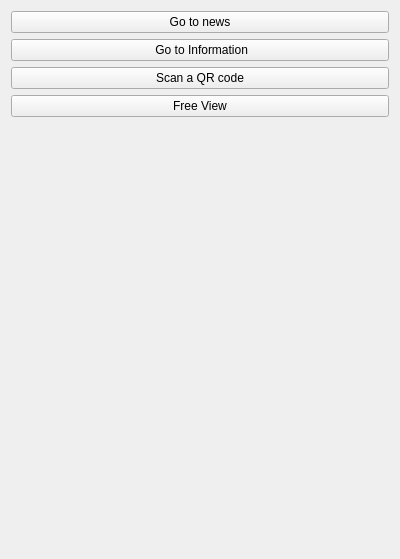
SPbSUT/SPbSUT, file SPbSUT/menu.ui: the form before one commit.
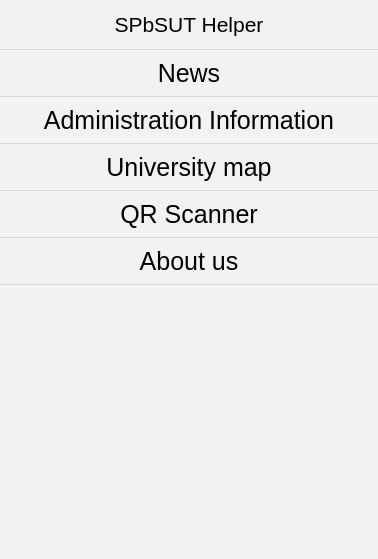
The form after the commit.

The edit to the form file:
```diff
--- a/SPbSUT/menu.ui
+++ b/SPbSUT/menu.ui
@@ -6,15 +6,121 @@
    <rect>
     <x>0</x>
     <y>0</y>
-    <width>400</width>
+    <width>378</width>
     <height>559</height>
    </rect>
   </property>
   <property name="windowTitle">
    <string>Form</string>
   </property>
+  <property name="styleSheet">
+   <string notr="true">QWidget {
+	background-color: rgb(242,242,242);
+}
+
+QLabel {
+	height: 50px;
+	border-bottom: 1px solid rgb(216,216,216);
+}
+
+QPushButton {
+	border: 0px;
+	background-color: rgb(242,242,242);
+	height: 45px;
+	border-bottom: 1px solid rgb(216,216,216);
+	border-top: 1px solid rgb(243,243,243);
+	font-size: 25px;
+}</string>
+  </property>
   <layout class="QGridLayout" name="gridLayout">
-   <item row="4" column="2">
+   <property name="leftMargin">
+    <number>0</number>
+   </property>
+   <property name="topMargin">
+    <number>0</number>
+   </property>
+   <property name="rightMargin">
+    <number>0</number>
+   </property>
+   <property name="bottomMargin">
+    <number>0</number>
+   </property>
+   <property name="spacing">
+    <number>0</number>
+   </property>
+   <item row="4" column="1" colspan="2">
+    <widget class="QPushButton" name="qrscanner">
+     <property name="text">
+      <string>QR Scanner</string>
+     </property>
+    </widget>
+   </item>
+   <item row="3" column="1" colspan="2">
+    <widget class="QPushButton" name="universitymap">
+     <property name="text">
+      <string>University map</string>
+     </property>
+     <property name="iconSize">
+      <size>
+       <width>64</width>
+       <height>64</height>
+      </size>
+     </property>
+    </widget>
+   </item>
+   <item row="1" column="1" colspan="2">
+    <widget class="QPushButton" name="news">
+     <property name="text">
+      <string>News</string>
+     </property>
+     <property name="iconSize">
+      <size>
+       <width>64</width>
+       <height>64</height>
+      </size>
+     </property>
+    </widget>
+   </item>
+   <item row="2" column="1" colspan="2">
+    <widget class="QPushButton" name="info">
+     <property name="text">
+      <string>Administration Information</string>
+     </property>
+     <property name="iconSize">
+      <size>
+       <width>64</width>
+       <height>64</height>
+      </size>
+     </property>
+    </widget>
+   </item>
+   <item row="5" column="1" colspan="2">
+    <widget class="QPushButton" name="aboutus">
+     <property name="text">
+      <string>About us</string>
+     </property>
+    </widget>
+   </item>
+   <item row="0" column="1" colspan="2">
+    <widget class="QLabel" name="label">
+     <property name="minimumSize">
+      <size>
+       <width>0</width>
+       <height>50</height>
+      </size>
+     </property>
+     <property name="maximumSize">
+      <size>
+       <width>16777215</width>
+       <height>50</height>
+      </size>
+     </property>
+     <property name="text">
+      <string>&lt;html&gt;&lt;head/&gt;&lt;body&gt;&lt;p align=&quot;center&quot;&gt;&lt;span style=&quot; font-size:16pt;&quot;&gt;SPbSUT Helper&lt;/span&gt;&lt;/p&gt;&lt;/body&gt;&lt;/html&gt;</string>
+     </property>
+    </widget>
+   </item>
+   <item row="6" column="1">
     <spacer name="verticalSpacer_2">
      <property name="orientation">
       <enum>Qt::Vertical</enum>
@@ -27,58 +133,6 @@
      </property>
     </spacer>
    </item>
-   <item row="0" column="1" colspan="2">
-    <widget class="QPushButton" name="news">
-     <property name="text">
-      <string>Go to news</string>
-     </property>
-     <property name="iconSize">
-      <size>
-       <width>64</width>
-       <height>64</height>
-      </size>
-     </property>
-    </widget>
-   </item>
-   <item row="3" column="1" colspan="2">
-    <widget class="QPushButton" name="freeview">
-     <property name="text">
-      <string>Free View</string>
-     </property>
-     <property name="iconSize">
-      <size>
-       <width>64</width>
-       <height>64</height>
-      </size>
-     </property>
-    </widget>
-   </item>
-   <item row="2" column="1" colspan="2">
-    <widget class="QPushButton" name="qr">
-     <property name="text">
-      <string>Scan a QR code</string>
-     </property>
-     <property name="iconSize">
-      <size>
-       <width>64</width>
-       <height>64</height>
-      </size>
-     </property>
-    </widget>
-   </item>
-   <item row="1" column="1" colspan="2">
-    <widget class="QPushButton" name="info">
-     <property name="text">
-      <string> Go to Information</string>
-     </property>
-     <property name="iconSize">
-      <size>
-       <width>64</width>
-       <height>64</height>
-      </size>
-     </property>
-    </widget>
-   </item>
   </layout>
  </widget>
  <resources/>
```
